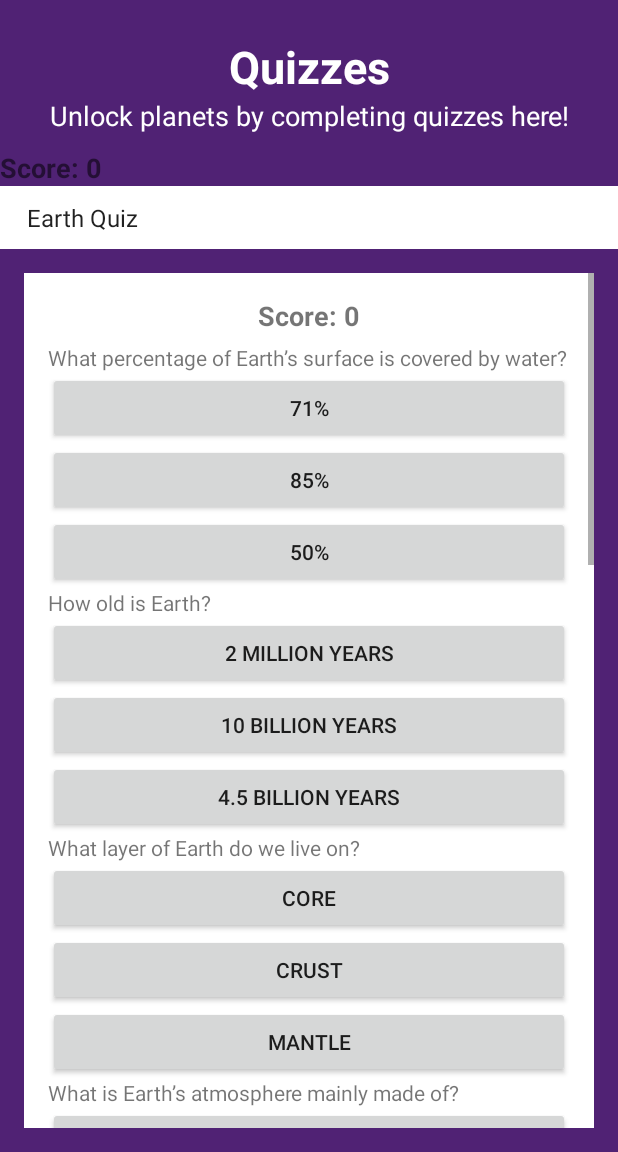
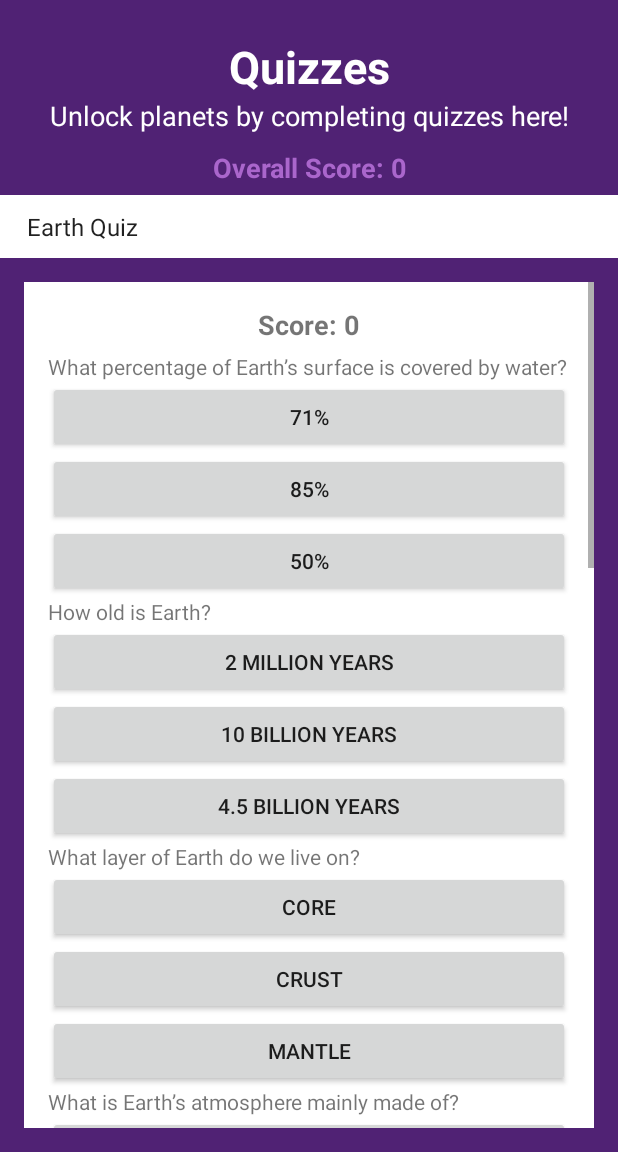
Before and after one commit to amberhogarth/Space_Quiz_App, an Android app: the QuizActivity screen opened directly, with no data from a screen before it, on a phone screen of 412 x 824 dp, the part 84-1236 px from its top. Run offline under Robolectric (Android 15) with nearby library versions, the phone set to English and light mode, and no system bars; our stand-ins replace Room's generated code.

Commit message:
Refine overall score methods for planet progression

```diff
--- a/app/build.gradle.kts
+++ b/app/build.gradle.kts
@@ -54,6 +54,7 @@ dependencies {
     implementation(libs.androidx.activity)
     implementation(libs.androidx.constraintlayout)
     implementation(libs.androidx.recyclerview)
+    implementation(libs.androidx.lifecycle.viewmodel.android)
     testImplementation(libs.junit)
     androidTestImplementation(libs.androidx.junit)
     androidTestImplementation(libs.androidx.espresso.core)
--- a/app/src/main/java/au/edu/jcu/spacequizapp/main/QuizActivity.kt
+++ b/app/src/main/java/au/edu/jcu/spacequizapp/main/QuizActivity.kt
@@ -1,5 +1,6 @@
 package au.edu.jcu.spacequizapp.main
 
+import android.app.Activity
 import android.content.Intent
 import android.os.Bundle
 import android.util.Log
@@ -12,6 +13,7 @@ import android.widget.ArrayAdapter
 import android.widget.Button
 import androidx.appcompat.widget.Toolbar
 import androidx.appcompat.app.AppCompatActivity
+import androidx.lifecycle.ViewModelProvider
 import au.edu.jcu.spacequizapp.R
 import au.edu.jcu.spacequizapp.databinding.ActivityQuizBinding
 import kotlinx.coroutines.CoroutineScope
@@ -19,64 +21,59 @@ import kotlinx.coroutines.Dispatchers
 import kotlinx.coroutines.launch
 import kotlinx.coroutines.withContext
 
-class QuizActivity : AppCompatActivity() {
+class QuizActivity : AppCompatActivity(), QuizFragment.QuizCompletionListener {
     private lateinit var binding: ActivityQuizBinding
     private lateinit var quizDao: QuizDao
+    private var overallScore: Int = 0 // Track overall score
 
     override fun onCreate(savedInstanceState: Bundle?) {
         super.onCreate(savedInstanceState)
         binding = ActivityQuizBinding.inflate(layoutInflater)
         setContentView(binding.root)
 
+        // Retrieve the overall score from SharedPreferences (if available)
+        overallScore = getSharedPreferences("quiz_prefs", MODE_PRIVATE)
+            .getInt("overallScore", 0)
+
+        // Display the initial score
+        binding.userScoreTextView.text = "Overall Score: $overallScore"
+
         val db = AppDatabase.getDatabase(this)
         quizDao = db.quizDao()
 
+        // Load quizzes
         CoroutineScope(Dispatchers.IO).launch {
             val quizzes = quizDao.getAllQuizzes()
             withContext(Dispatchers.Main) {
                 setupQuizSpinner(quizzes)
-                updateScoreDisplay()
             }
         }
 
-        // Link the Toolbar
-        val toolbar: Toolbar = findViewById(R.id.toolbar)
-        setSupportActionBar(toolbar)
-
-
+        // Set up the Toolbar
+        setSupportActionBar(binding.toolbar)
     }
 
     private fun setupQuizSpinner(quizzes: List<Quiz>) {
-        val spinner = binding.quizSpinner
-
-        // Create an adapter for the spinner
         val quizTitles = quizzes.map { it.title }
         val adapter = ArrayAdapter(this, android.R.layout.simple_spinner_item, quizTitles)
         adapter.setDropDownViewResource(android.R.layout.simple_spinner_dropdown_item)
-        spinner.adapter = adapter
+        binding.quizSpinner.adapter = adapter
 
-        // Set an item selected listener for the spinner
-        spinner.onItemSelectedListener = object : AdapterView.OnItemSelectedListener {
+        binding.quizSpinner.onItemSelectedListener = object : AdapterView.OnItemSelectedListener {
             override fun onItemSelected(
                 parentView: AdapterView<*>?,
                 selectedItemView: View?,
                 position: Int,
                 id: Long
             ) {
+                binding.quizCompletionNote.visibility = View.GONE // Hide the note
                 val selectedQuiz = quizzes[position]
                 displayQuizQuestions(selectedQuiz)
             }
 
-            override fun onNothingSelected(parentView: AdapterView<*>?) {
-            }
+            override fun onNothingSelected(parentView: AdapterView<*>?) {}
         }
     }
-
-    private fun updateScoreDisplay() {
-        val overallScore = intent.getIntExtra("overallScore", 0)
-        binding.userScoreTextView.text = "Score: $overallScore"
-    }
-
 
     private fun displayQuizQuestions(quiz: Quiz) {
         val fragment = QuizFragment.newInstance(quiz.quizId)
@@ -86,6 +83,31 @@ class QuizActivity : AppCompatActivity() {
             .commit()
     }
 
+    private fun addToOverallScore(score: Int) {
+        overallScore += score
+
+        // Save updated score in SharedPreferences
+        getSharedPreferences("quiz_prefs", MODE_PRIVATE)
+            .edit()
+            .putInt("overallScore", overallScore)
+            .apply()
+
+        // Dynamically update the UI
+        binding.userScoreTextView.text = "Overall Score: $overallScore"
+    }
+
+    override fun onQuizCompleted(score: Int) {
+        addToOverallScore(score)
+        // Show the note to encourage selecting a new quiz
+        binding.quizCompletionNote.visibility = View.VISIBLE
+
+        // Reload quizzes to refresh spinner options
+        CoroutineScope(Dispatchers.IO).launch {
+            val quizzes = quizDao.getAllQuizzes()
+            withContext(Dispatchers.Main) {
+                setupQuizSpinner(quizzes)
+    }}}
+
     override fun onCreateOptionsMenu(menu: Menu?): Boolean {
         menuInflater.inflate(R.menu.menu_main, menu)
         return true
@@ -93,13 +115,8 @@ class QuizActivity : AppCompatActivity() {
 
     override fun onOptionsItemSelected(item: MenuItem): Boolean {
         when (item.itemId) {
-            R.id.action_quizzes -> {
-                // You are already in QuizActivity, so no action needed
-                return true
-            }
             R.id.action_ar -> {
                 val arIntent = Intent(this, ARActivity::class.java)
-                val overallScore = intent.getIntExtra("overallScore", 0)
                 arIntent.putExtra("overallScore", overallScore)
                 startActivity(arIntent)
                 return true
--- a/app/src/main/java/au/edu/jcu/spacequizapp/main/QuizFragment.kt
+++ b/app/src/main/java/au/edu/jcu/spacequizapp/main/QuizFragment.kt
@@ -1,8 +1,10 @@
 package au.edu.jcu.spacequizapp.main
 
+import android.app.Activity
 import android.content.Context
 import android.content.Intent
 import android.os.Bundle
+import android.util.TypedValue
 import android.view.LayoutInflater
 import android.view.View
 import android.view.ViewGroup
@@ -11,6 +13,7 @@ import android.widget.TextView
 import android.widget.Toast
 import androidx.appcompat.app.AlertDialog
 import androidx.fragment.app.Fragment
+import androidx.lifecycle.ViewModelProvider
 import au.edu.jcu.spacequizapp.databinding.FragmentQuizBinding
 import kotlinx.coroutines.CoroutineScope
 import kotlinx.coroutines.Dispatchers
@@ -21,10 +24,11 @@ class QuizFragment : Fragment() {
     private var quizId: Int? = null
     private lateinit var binding: FragmentQuizBinding
     private lateinit var questionDao: QuestionDao
-    private var score = 0
-    private var overall_score = 0
+    private var score = 0 // Local score for this quiz
     private lateinit var scoreTextView: TextView
-    private lateinit var submitButton: Button // Your submit button
+    private lateinit var submitButton: Button
+
+    private var quizCompletionListener: QuizCompletionListener? = null
 
     override fun onCreateView(
         inflater: LayoutInflater, container: ViewGroup?,
@@ -42,12 +46,21 @@ class QuizFragment : Fragment() {
 
         quizId?.let { loadQuestions(it) }
 
-        submitButton = binding.submitButton // Ensure the submit button exists in your layout XML
+        submitButton = binding.submitButton
         submitButton.setOnClickListener {
             onSubmit()
         }
 
-        scoreTextView = binding.scoreTextView // Ensure this is defined in your layout XML
+        scoreTextView = binding.scoreTextView
+    }
+
+    override fun onAttach(context: Context) {
+        super.onAttach(context)
+        if (context is QuizCompletionListener) {
+            quizCompletionListener = context
+        } else {
+            throw RuntimeException("$context must implement QuizCompletionListener")
+        }
     }
 
     private fun loadQuestions(quizId: Int) {
@@ -69,7 +82,7 @@ class QuizFragment : Fragment() {
                 Button(requireContext()).apply { text = question.correctAnswer },
                 Button(requireContext()).apply { text = question.optionTwo },
                 Button(requireContext()).apply { text = question.optionThree }
-            ).shuffled() // Shuffle the answers
+            ).shuffled()
 
             binding.questionContainer.apply {
                 addView(questionView)
@@ -84,10 +97,9 @@ class QuizFragment : Fragment() {
     }
 
     private fun handleAnswerClick(button: Button, correctAnswer: String) {
-        if (button.isEnabled) { // Prevent re-clicking
+        if (button.isEnabled) {
             if (button.text == correctAnswer) {
                 score += 1
-                overall_score += 1
                 Toast.makeText(requireContext(), "Correct!", Toast.LENGTH_SHORT).show()
             } else {
                 Toast.makeText(requireContext(), "Try again!", Toast.LENGTH_SHORT).show()
@@ -102,21 +114,18 @@ class QuizFragment : Fragment() {
     }
 
     private fun onSubmit() {
+        // Notify parent activity with the score
+        quizCompletionListener?.onQuizCompleted(score)
 
-        // Create and show the popup with the updated score
         AlertDialog.Builder(requireContext())
             .setTitle("Quiz Completed!")
-            .setMessage("Your overall score is: $overall_score")
+            .setMessage("You scored: $score")
             .setPositiveButton("OK") { _, _ ->
-                // Pass the updated score to QuizActivity
-                val quizIntent = Intent(requireContext(), QuizActivity::class.java)
-                quizIntent.putExtra("overallScore", overall_score)
-                startActivity(quizIntent)
+                parentFragmentManager.popBackStack() // Return to parent activity
             }
-            .setCancelable(false)  // Prevent dialog from being dismissed with back button
+            .setCancelable(false)
             .show()
     }
-
 
     companion object {
         private const val ARG_QUIZ_ID = "quiz_id"
@@ -125,4 +134,8 @@ class QuizFragment : Fragment() {
             arguments = Bundle().apply { putInt(ARG_QUIZ_ID, quizId) }
         }
     }
+
+    interface QuizCompletionListener {
+        fun onQuizCompleted(score: Int)
+    }
 }
--- a/app/src/main/res/layout/activity_quiz.xml
+++ b/app/src/main/res/layout/activity_quiz.xml
@@ -35,11 +35,14 @@
 
     <TextView
         android:id="@+id/userScoreTextView"
-        android:layout_width="wrap_content"
+        android:layout_width="match_parent"
         android:layout_height="wrap_content"
-        android:text="Your User Score: 0"
+        android:text="Overall Score: 0"
         android:textSize="18sp"
-        android:textStyle="bold" />
+        android:textStyle="bold"
+        android:gravity="center"
+        android:textColor="@android:color/holo_purple"
+        android:paddingBottom="6dp"/>
 
     <Spinner
         android:id="@+id/quizSpinner"
@@ -47,6 +50,17 @@
         android:layout_height="wrap_content"
         android:background="#FFFFFF"
         android:padding="10dp"/>
+
+    <TextView
+        android:id="@+id/quizCompletionNote"
+        android:layout_width="match_parent"
+        android:layout_height="wrap_content"
+        android:text="Choose a new quiz or go to AR View!"
+        android:textSize="16sp"
+        android:gravity="center"
+        android:textColor="@android:color/holo_purple"
+        android:visibility="gone"
+        android:paddingTop="10dp" />
 
     <ScrollView
         android:layout_width="match_parent"
--- a/gradle/libs.versions.toml
+++ b/gradle/libs.versions.toml
@@ -11,6 +11,7 @@ activity = "1.9.1"
 constraintlayout = "2.1.4"
 recyclerview = "1.3.2"
 core = "1.17.1"
+lifecycleViewmodelAndroid = "2.8.7"
 
 [libraries]
 androidx-core-ktx = { group = "androidx.core", name = "core-ktx", version.ref = "coreKtx" }
@@ -23,6 +24,7 @@ androidx-activity = { group = "androidx.activity", name = "activity", version.re
 androidx-constraintlayout = { group = "androidx.constraintlayout", name = "constraintlayout", version.ref = "constraintlayout" }
 androidx-recyclerview = { group = "androidx.recyclerview", name = "recyclerview", version.ref = "recyclerview" }
 core = { group = "com.google.ar.sceneform", name = "core", version.ref = "core" }
+androidx-lifecycle-viewmodel-android = { group = "androidx.lifecycle", name = "lifecycle-viewmodel-android", version.ref = "lifecycleViewmodelAndroid" }
 
 [plugins]
 android-application = { id = "com.android.application", version.ref = "agp" }
```
Also changed, not shown: app/src/main/java/au/edu/jcu/spacequizapp/main/ScoreViewModel.kt (added, +14 -0 lines).
